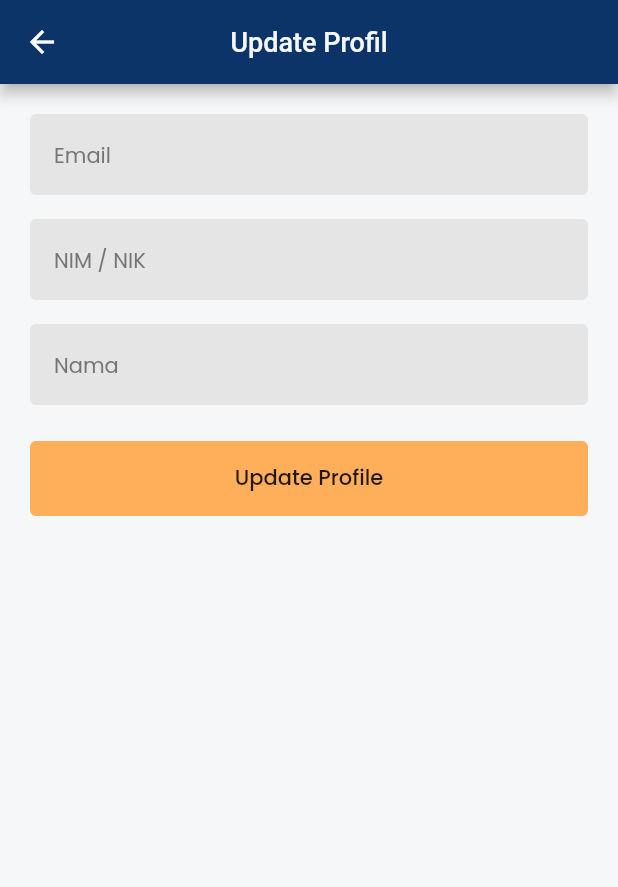
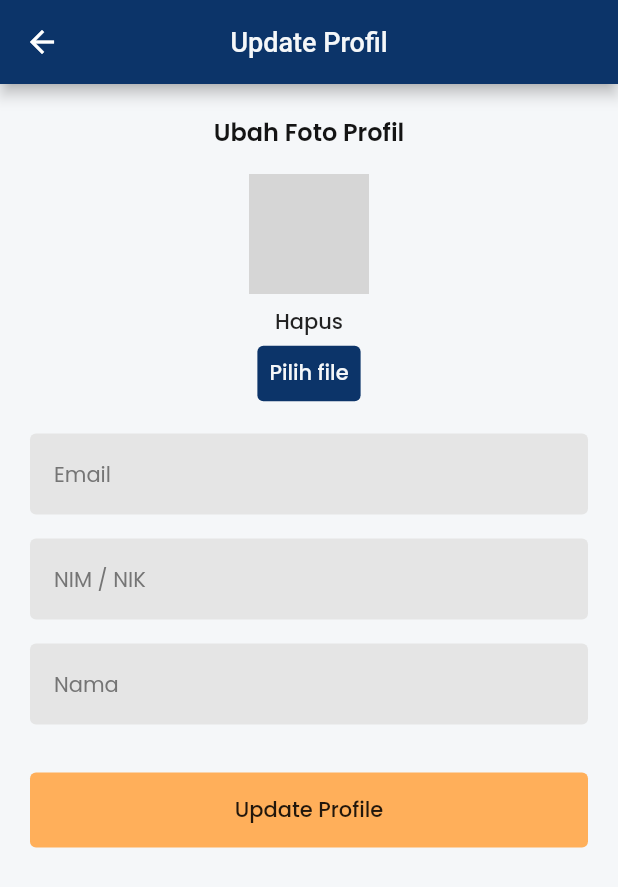
Before and after one commit to devfloody/presensi, a Flutter app: the UpdateProfileView screen opened directly with empty values, after a tap on "Update Profile", on a phone screen of 412 x 824 dp. Shown: the top 887 px of the screen. Run offline on Flutter 3.47's test engine with Material 2 defaults, Android fonts, the phone set to English and light mode, and no system bars; our stand-ins replace cloud_firestore, firebase_auth, firebase_core, firebase_storage, flutter_svg, get and 2 more; accounts and stored records are empty; network calls fail; grey boxes are pictures that could not be loaded.

Commit message:
tambah fitur ganti foto profil

```diff
--- a/lib/app/modules/profile/views/profile_view.dart
+++ b/lib/app/modules/profile/views/profile_view.dart
@@ -29,7 +29,8 @@ class ProfileView extends GetView<ProfileController> {
           }
           if (snapshot.hasData) {
             Map<String, dynamic> user = snapshot.data!.data()!;
-            print(user);
+            String defaultImage =
+                'https://ui-avatars.com/api/?name=${user['name']}&background=FFAF5A';
 
             return ListView(
               padding: EdgeInsets.symmetric(vertical: 32, horizontal: 16),
@@ -40,7 +41,11 @@ class ProfileView extends GetView<ProfileController> {
                       height: 100,
                       width: 100,
                       child: Image.network(
-                        'https://ui-avatars.com/api/?name=${user['name']}&background=FFAF5A',
+                        user['photoURL'] != null
+                            ? user['photoURL'] != ''
+                                ? user['photoURL']
+                                : defaultImage
+                            : defaultImage,
                         fit: BoxFit.cover,
                       ),
                     ),
@@ -59,7 +64,10 @@ class ProfileView extends GetView<ProfileController> {
                 ),
                 SizedBox(height: 32),
                 ListTile(
-                  onTap: () => Get.toNamed(Routes.UPDATE_PROFILE, arguments: user,),
+                  onTap: () => Get.toNamed(
+                    Routes.UPDATE_PROFILE,
+                    arguments: user,
+                  ),
                   leading: Icon(IconlyBold.profile),
                   title: Text('Update Profil'),
                   iconColor: Color.fromARGB(255, 57, 57, 57),
--- a/lib/app/modules/update_profile/controllers/update_profile_controller.dart
+++ b/lib/app/modules/update_profile/controllers/update_profile_controller.dart
@@ -1,6 +1,10 @@
+import 'dart:io';
+
 import 'package:cloud_firestore/cloud_firestore.dart';
+import 'package:firebase_storage/firebase_storage.dart';
 import 'package:flutter/cupertino.dart';
 import 'package:get/get.dart';
+import 'package:image_picker/image_picker.dart';
 
 class UpdateProfileController extends GetxController {
   TextEditingController emailCtrl = TextEditingController();
@@ -9,12 +13,38 @@ class UpdateProfileController extends GetxController {
 
   RxBool isLoading = false.obs;
   FirebaseFirestore db = FirebaseFirestore.instance;
+  FirebaseStorage storage = FirebaseStorage.instance;
+
+  final ImagePicker picker = ImagePicker();
+  XFile? image;
+
+  void pickImage() async {
+    image = await picker.pickImage(source: ImageSource.gallery);
+
+    if (image != null) {
+      print(image!.path);
+      print(image!.name.split('.').last);
+    } else {
+      print('No image selected');
+    }
+    update();
+  }
 
   Future<void> updateProfile(String uid) async {
     if (emailCtrl.text.isNotEmpty && nimCtrl.text.isNotEmpty && nameCtrl.text.isNotEmpty) {
       isLoading.value = true;
       try {
-        await db.collection('pengguna').doc(uid).update({'name': nameCtrl.text});
+        Map<String, dynamic> data = {'name': nameCtrl.text};
+        if (image != null) {
+          File file = File(image!.path);
+          String ext = image!.name.split('.').last;
+
+          await storage.ref('$uid/profil.$ext').putFile(file);
+          String imageUrl = await storage.ref('$uid/profil.$ext').getDownloadURL();
+
+          data.addAll({'photoURL': imageUrl});
+        }
+        await db.collection('pengguna').doc(uid).update(data);
         Get.snackbar('Berhasil', 'Berhasil mengupdate profil');
       } catch (e) {
         Get.snackbar('Gagal', 'Gagal mengupdate profil');
--- a/lib/app/modules/update_profile/views/update_profile_view.dart
+++ b/lib/app/modules/update_profile/views/update_profile_view.dart
@@ -1,3 +1,5 @@
+import 'dart:io';
+
 import 'package:flutter/material.dart';
 
 import 'package:get/get.dart';
@@ -22,6 +24,94 @@ class UpdateProfileView extends GetView<UpdateProfileController> {
         body: ListView(
           padding: EdgeInsets.all(20),
           children: [
+            Column(
+              crossAxisAlignment: CrossAxisAlignment.center,
+              children: [
+                Text(
+                  'Ubah Foto Profil',
+                  style: Theme.of(context)
+                      .textTheme
+                      .headline4!
+                      .copyWith(color: CustomColor.black, fontWeight: FontWeight.w600),
+                ),
+                SizedBox(height: 16),
+                Column(
+                  children: [
+                    GetBuilder<UpdateProfileController>(
+                      builder: (ctrl) {
+                        if (ctrl.image != null) {
+                          return Column(
+                            children: [
+                              ClipOval(
+                                child: Container(
+                                  width: 80,
+                                  height: 80,
+                                  child: Image.file(
+                                    File(ctrl.image!.path),
+                                    fit: BoxFit.cover,
+                                  ),
+                                ),
+                              ),
+                              SizedBox(height: 8),
+                              InkWell(
+                                onTap: () {},
+                                child: Text(
+                                  'Hapus',
+                                  style: Theme.of(context).textTheme.button,
+                                ),
+                              ),
+                            ],
+                          );
+                        } else {
+                          if (user['photoURL'] != null) {
+                            return Column(
+                              children: [
+                                ClipOval(
+                                  child: Container(
+                                    width: 80,
+                                    height: 80,
+                                    child: Image.network(
+                                      user['photoURL'],
+                                      fit: BoxFit.cover,
+                                    ),
+                                  ),
+                                ),
+                                SizedBox(height: 8),
+                                InkWell(
+                                  onTap: () {},
+                                  child: Text(
+                                    'Hapus',
+                                    style: Theme.of(context).textTheme.button,
+                                  ),
+                                ),
+                              ],
+                            );
+                          }
+                          return Text(
+                            'Tidak Ada Foto',
+                            style: Theme.of(context)
+                                .textTheme
+                                .headline5!
+                                .copyWith(color: CustomColor.grey),
+                          );
+                        }
+                      },
+                    ),
+                    TextButton(
+                      onPressed: () {
+                        controller.pickImage();
+                      },
+                      style: TextButton.styleFrom(
+                        backgroundColor: CustomColor.primary,
+                        primary: CustomColor.white,
+                      ),
+                      child: Text('Pilih file'),
+                    ),
+                  ],
+                ),
+              ],
+            ),
+            SizedBox(height: 16),
             TextField(
               controller: controller.emailCtrl,
               readOnly: true,
@@ -68,7 +158,7 @@ class UpdateProfileView extends GetView<UpdateProfileController> {
                 ),
               ),
             ),
-            SizedBox(height: 24),
+            SizedBox(height: 32),
             Obx(
               () => SizedBox(
                 height: 50,
--- a/pubspec.yaml
+++ b/pubspec.yaml
@@ -10,12 +10,14 @@ dependencies:
   cupertino_icons: ^1.0.2
   firebase_auth: ^3.3.15
   firebase_core: ^1.15.0
+  firebase_storage: ^10.2.15
   flutter:
     sdk: flutter
   flutter_native_splash: ^2.1.6
   flutter_svg: ^1.0.3
   get: 4.6.1
   iconly: ^1.0.1
+  image_picker: ^0.8.5
 
 dev_dependencies:
   flutter_lints: ^1.0.0
```
Also changed, not shown: pubspec.lock, 1 other file.
